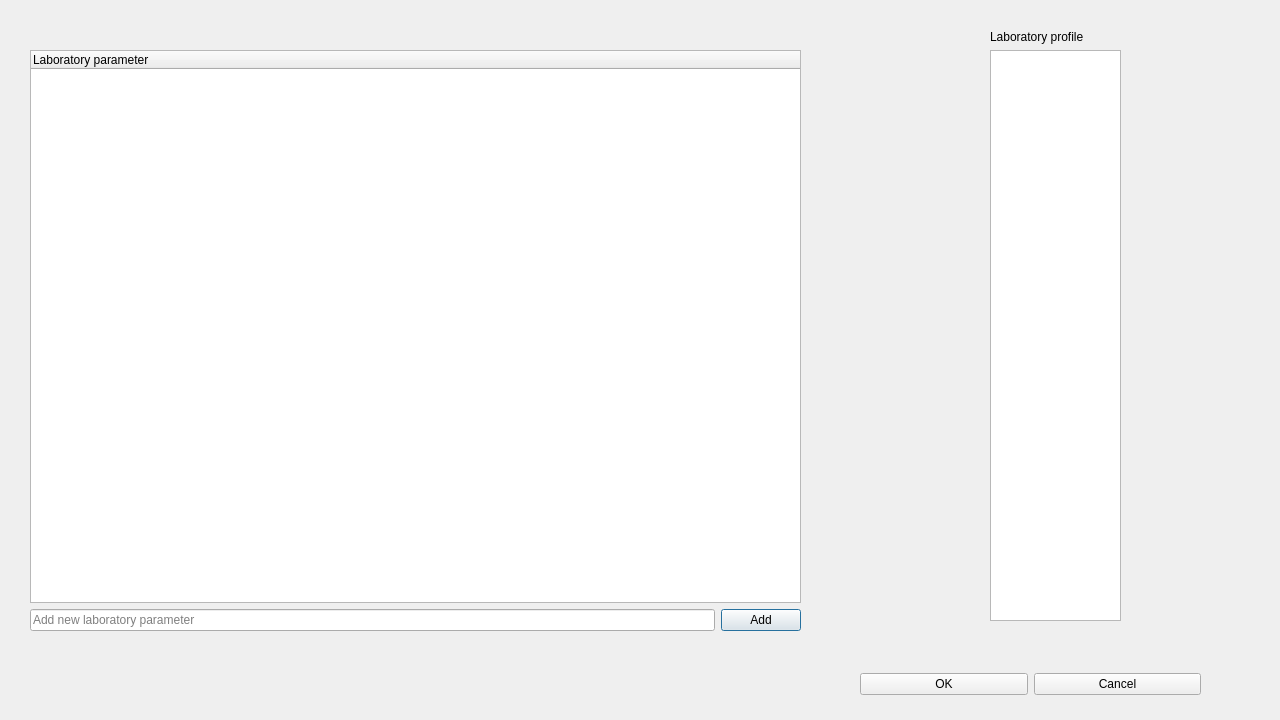
Qt form labprofiledialog.ui (bogie/medicoLabTool) before a commit.
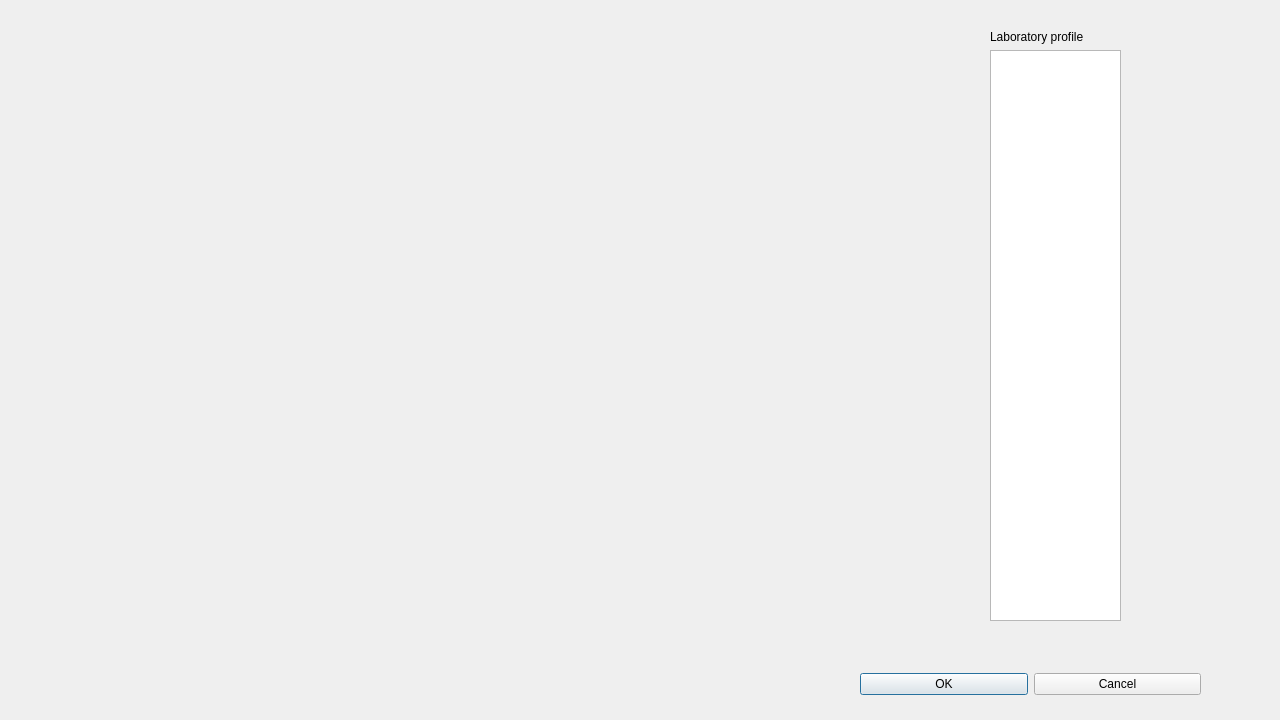
The same form after that commit.

The edit to the form file:
```diff
--- a/labprofiledialog.ui
+++ b/labprofiledialog.ui
@@ -30,45 +30,6 @@
       </property>
      </widget>
     </item>
-    <item>
-     <widget class="QTreeWidget" name="labTreeWidget">
-      <property name="contextMenuPolicy">
-       <enum>Qt::CustomContextMenu</enum>
-      </property>
-      <property name="acceptDrops">
-       <bool>true</bool>
-      </property>
-      <property name="dragEnabled">
-       <bool>true</bool>
-      </property>
-      <property name="dragDropMode">
-       <enum>QAbstractItemView::InternalMove</enum>
-      </property>
-      <column>
-       <property name="text">
-        <string>Laboratory parameter</string>
-       </property>
-      </column>
-     </widget>
-    </item>
-    <item>
-     <layout class="QHBoxLayout" name="horizontalLayout">
-      <item>
-       <widget class="QLineEdit" name="labparamInput">
-        <property name="placeholderText">
-         <string>Add new laboratory parameter</string>
-        </property>
-       </widget>
-      </item>
-      <item>
-       <widget class="QPushButton" name="addLabparamButton">
-        <property name="text">
-         <string>Add</string>
-        </property>
-       </widget>
-      </item>
-     </layout>
-    </item>
    </layout>
   </widget>
   <widget class="QWidget" name="verticalLayoutWidget_2">
```
